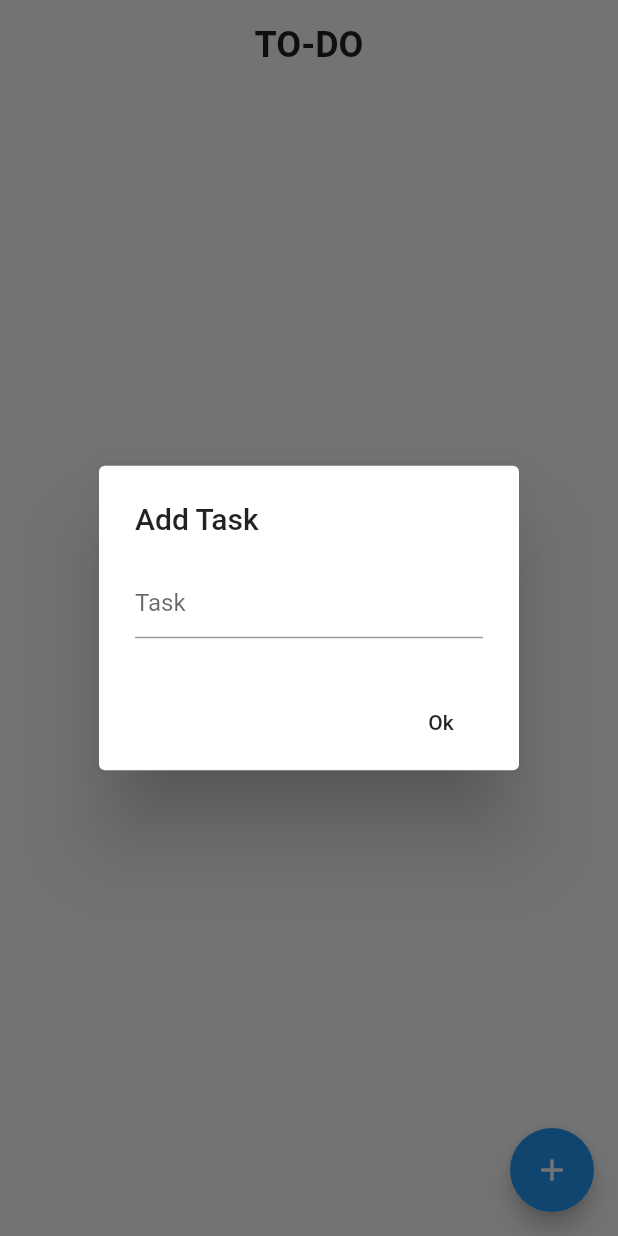
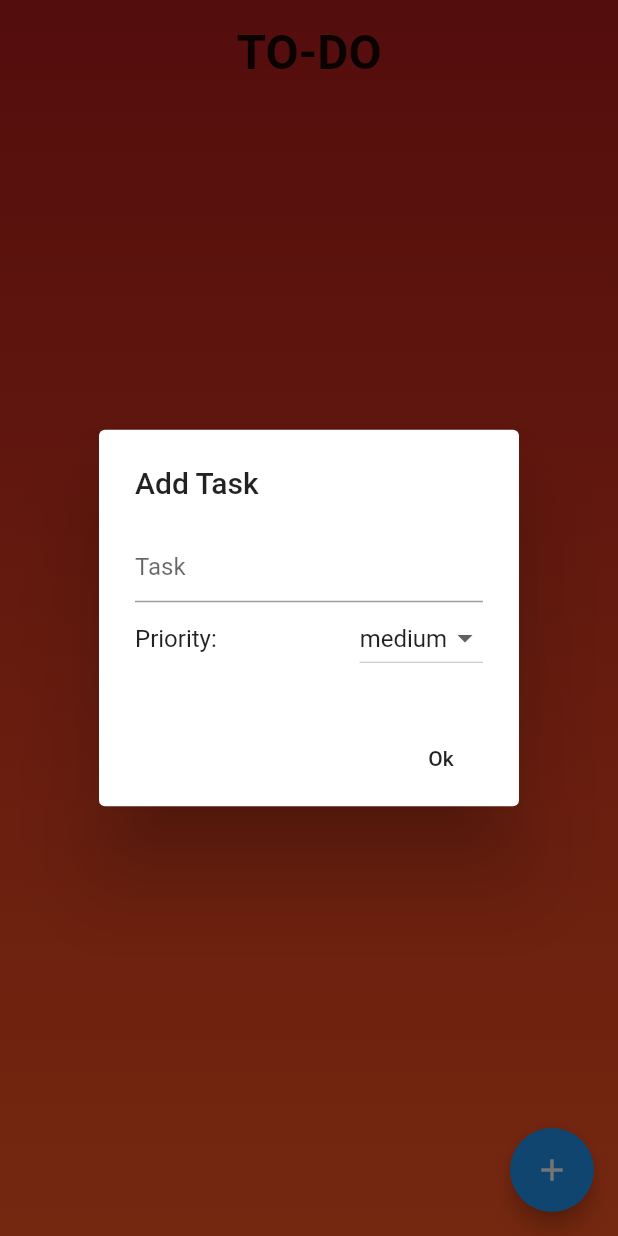
Before and after one commit to Sjnao/flutter_todo_app, a Flutter app: the screen it shows after launch, after a tap on the "add" icon, on a phone screen of 412 x 824 dp. Run offline on Flutter 3.47's test engine with Material 2 defaults, Android fonts, the phone set to English and light mode, and no system bars; our stand-ins replace flutter_spinkit, sqflite; accounts and stored records are empty.

Commit message:
add priority to the todo-model

```diff
--- a/lib/db_helper.dart
+++ b/lib/db_helper.dart
@@ -17,8 +17,8 @@ class DatabaseHelper {
   Future<Database> initializeDatabase() async {
     Directory dir = await getApplicationDocumentsDirectory();
     String path = dir.path + 'todo.db';
-
-   var db = await openDatabase(path, version: 1,
+    // https://github.com/tekartik/sqflite/blob/master/sqflite/doc/migration_example.md
+   var db = await openDatabase(path, version: 3,
         onCreate: (Database db, int version) async {
       await db.execute('''
             create table $tableTodo (
@@ -28,7 +28,15 @@ class DatabaseHelper {
               $columnCreatedAt text not null,
               $columnDoneAt text)
             ''');
-    });
+    }, onUpgrade: (db, oldVersion, newVersion) async {
+         var batch = db.batch();
+         switch (newVersion) {
+           case 3:
+             batch.execute('ALTER TABLE $tableTodo ADD $columnPriority TEXT');
+             break;
+         }
+         await batch.commit();
+       });
    return db;
   }
 }
@@ -60,7 +68,8 @@ class TodoProvider extends DatabaseHelper{
           columnDone,
           columnTitle,
           columnCreatedAt,
-          columnDoneAt
+          columnDoneAt,
+          columnPriority
         ],
         where: '$columnId = ?',
         whereArgs: [id]);
@@ -79,7 +88,8 @@ class TodoProvider extends DatabaseHelper{
           columnDone,
           columnTitle,
           columnCreatedAt,
-          columnDoneAt
+          columnDoneAt,
+          columnPriority
         ],
         where: '$columnDone = ?',
         whereArgs: [done ? 1 : 0]);
--- a/lib/homepage.dart
+++ b/lib/homepage.dart
@@ -2,6 +2,7 @@ import 'package:flutter/material.dart';
 import 'package:todo_app/db_helper.dart';
 import 'package:todo_app/todo.dart';
 import 'package:flutter_spinkit/flutter_spinkit.dart';
+import 'package:intl/intl.dart';
 
 class Homepage extends StatefulWidget {
   @override
@@ -26,15 +27,22 @@ class _HomepageState extends State<Homepage> {
           ));
     }
     return Scaffold(
-        body: Column(
+        body: Container(
+          decoration: BoxDecoration(
+              gradient: LinearGradient(
+                  begin: Alignment.topCenter,
+                  end: Alignment.bottomCenter,
+                  colors: [Colors.red[900], Colors.deepOrange])),
+          child: Column(
             mainAxisAlignment: MainAxisAlignment.spaceEvenly,
             children: <Widget>[
               Padding(
                 padding: const EdgeInsets.all(16.0),
                 child: SafeArea(
-                  child:Text(
+                    child: Text(
                       "TO-DO",
-                style: TextStyle(fontWeight: FontWeight.bold, fontSize: 24),
+                      style: TextStyle(
+                          fontWeight: FontWeight.bold, fontSize: 32),
                     )),
               ),
               Expanded(
@@ -43,17 +51,33 @@ class _HomepageState extends State<Homepage> {
                       itemBuilder: (BuildContext context, int index) {
                         if (todoTasks.isEmpty) {
                           return Center(
-                          child: Text("any to-do tasks yet!"),
+                            child: Text("any to-do tasks yet!",
+                                style: TextStyle(
+                                    fontWeight: FontWeight.bold, fontSize: 24)),
                           );
                         }
                         return CheckboxListTile(
-                        title: Text(todoTasks[index].title),
+                          title: Row(
+                            children: <Widget>[
+                              Text(todoTasks[index].title,
+                                  style: TextStyle(fontWeight: FontWeight.bold,
+                                      fontSize: 20)),
+                              Padding(padding: const EdgeInsets.only(right: 16),
+                              ),
+                              Text(
+                                  DateFormat('dd-MM-yyyy hh:mm').format(
+                                      todoTasks[index].createdAt),
+                                  style: TextStyle(fontSize: 16)),
+                            ],
+                          ),
                           value: false,
                           onChanged: (bool value) {
                             var todo = todoTasks[index];
                             todo.done = true;
                             todo.doneAt = DateTime.now();
-                            todoProvider.update(todo).then((_) => this.updateLists());
+                            todoProvider
+                                .update(todo)
+                                .then((_) => this.updateLists());
                           },
                         );
                       })),
@@ -61,7 +85,7 @@ class _HomepageState extends State<Homepage> {
                 padding: const EdgeInsets.all(16.0),
                 child: Text(
                   "DONE",
-                style: TextStyle(fontWeight: FontWeight.bold, fontSize: 24),
+                  style: TextStyle(fontWeight: FontWeight.bold, fontSize: 32),
                 ),
               ),
               Expanded(
@@ -70,27 +94,94 @@ class _HomepageState extends State<Homepage> {
                       itemBuilder: (BuildContext context, int index) {
                         if (doneTasks.isEmpty) {
                           return Center(
-                          child: Text("any done tasks yet!"),
+                            child: Text("any done tasks yet!",
+                                style: TextStyle(
+                                    fontWeight: FontWeight.bold, fontSize: 24)),
                           );
                         }
                         return ListTile(
-                          title: Text(doneTasks[index].title,
+                            title: Row(
+                              children: <Widget>[
+                                Text(doneTasks[index].title,
                                     style: TextStyle(
-                                  color: Colors.grey,
-                                  decoration: TextDecoration.lineThrough)));
+                                        color: Colors.grey[700],
+                                        fontSize: 20,
+                                        decoration: TextDecoration
+                                            .lineThrough)),
+                                Padding(padding: const EdgeInsets.only(
+                                    right: 16),
+                                ),
+                                Text(
+                                    DateFormat('dd-MM-yyyy hh:mm').format(
+                                        doneTasks[index].doneAt),
+                                    style: TextStyle(
+                                        color: Colors.grey[700], fontSize: 16)),
+                              ],
+                            ));
                       })),
             ],
+          ),
         ),
         floatingActionButton: FloatingActionButton(
           onPressed: () {
             showDialog(
                 context: context,
                 builder: (BuildContext context) {
+                  Priority priority = Priority.medium;
+                  var items = <Priority>[
+                    Priority.low,
+                    Priority.medium,
+                    Priority.height
+                  ].map((Priority p) {
+                    switch (p) {
+                      case Priority.low:
+                        return DropdownMenuItem<Priority>(
+                            value: p,
+                            child: Text('low')
+                        );
+                      case Priority.medium:
+                        return DropdownMenuItem<Priority>(
+                            value: p,
+                            child: Text('medium')
+                        );
+                      case Priority.height:
+                        return DropdownMenuItem<Priority>(
+                            value: p,
+                            child: Text('height')
+                        );
+                      default:
+                        return DropdownMenuItem<Priority>(
+                            value: p,
+                            child: Text(p.toString())
+                        );
+                    }
+                  }).toList();
                   return AlertDialog(
                     title: Text("Add Task"),
-                    content: TextField(
+                    content: Column(
+                      mainAxisSize: MainAxisSize.min,
+                      children: <Widget>[
+                        TextField(
                           controller: addTaskController,
                           decoration: InputDecoration(hintText: "Task"),
+                        ),
+                        Row(
+                          children: <Widget>[
+                            Text("Priority: "),
+                            Spacer(),
+                            DropdownButton<Priority>(
+                                value: priority,
+                                onChanged: (Priority p) {
+                                  setState(() {
+                                    print(p);
+                                    priority = p;
+                                  });
+                                },
+                                items: items
+                            ),
+                          ],
+                        )
+                      ],
                     ),
                     actions: <Widget>[
                       new FlatButton(
@@ -101,6 +192,7 @@ class _HomepageState extends State<Homepage> {
                             todo.title = addTaskController.text;
                             todo.done = false;
                             todo.createdAt = DateTime.now();
+                            todo.priority = priority;
                             todoProvider.insert(todo);
                             updateLists();
                             addTaskController.text = '';
--- a/lib/main.dart
+++ b/lib/main.dart
@@ -8,10 +8,11 @@ class App extends StatelessWidget {
   @override
   Widget build(BuildContext context) {
     return MaterialApp(
-      title: 'Flutter Demo',
+      title: 'Todo App',
       debugShowCheckedModeBanner: false,
       theme: ThemeData(
         primaryColor: Colors.blueAccent,
+        backgroundColor: Colors.orange[700]
       ),
       home: Homepage(),
     );
--- a/lib/todo.dart
+++ b/lib/todo.dart
@@ -5,6 +5,9 @@ final String columnTitle = 'title';
 final String columnDone = 'done';
 final String columnCreatedAt = 'createdAt';
 final String columnDoneAt = 'doneAt';
+final String columnPriority = 'priority';
+
+enum Priority {low, medium, height}
 
 class Todo {
   int id;
@@ -12,6 +15,7 @@ class Todo {
   bool done;
   DateTime createdAt = DateTime.now();
   DateTime doneAt;
+  Priority priority = Priority.medium;
 
 
   Map<String, dynamic> toMap() {
@@ -19,6 +23,7 @@ class Todo {
       columnTitle: title,
       columnDone: done == true ? 1 : 0,
       columnCreatedAt: createdAt.toString(),
+      columnPriority: priority.toString()
     };
     if (id != null) {
       map[columnId] = id;
@@ -32,10 +37,12 @@ class Todo {
   Todo();
 
   Todo.fromMap(Map<String, dynamic> map) {
+    print(map);
     id = map[columnId];
     title = map[columnTitle];
     done = map[columnDone] == 1;
     createdAt = DateTime.parse(map[columnCreatedAt]);
     doneAt = map[columnDoneAt] != null ? DateTime.parse(map[columnDoneAt]) : null;
+    priority =  map[columnPriority] != null ? Priority.values.firstWhere((e) => e.toString() == map[columnPriority]) : Priority.medium;
   }
 }
--- a/pubspec.yaml
+++ b/pubspec.yaml
@@ -26,6 +26,7 @@ dependencies:
   sqflite: ^1.2.0
   path_provider: 1.6.1
   flutter_spinkit: ^4.1.2
+  intl: 0.15.7
 
 dev_dependencies:
   flutter_test:
```
Also changed, not shown: pubspec.lock. Lines whose indentation alone changed are shown as unchanged.
